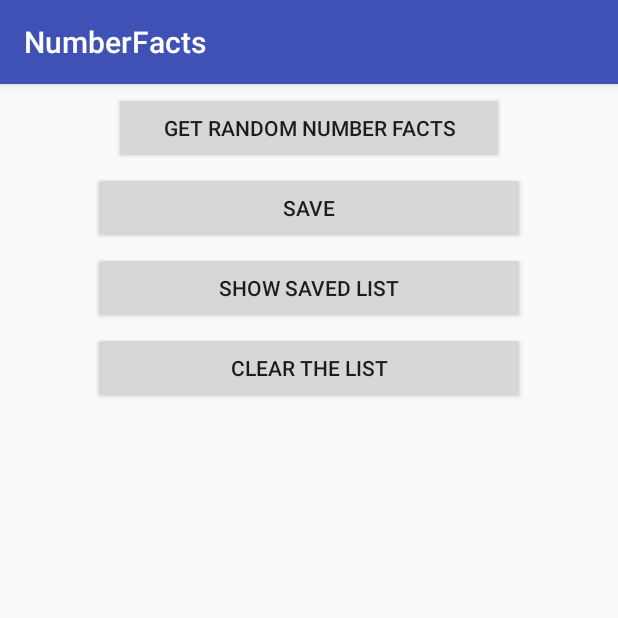
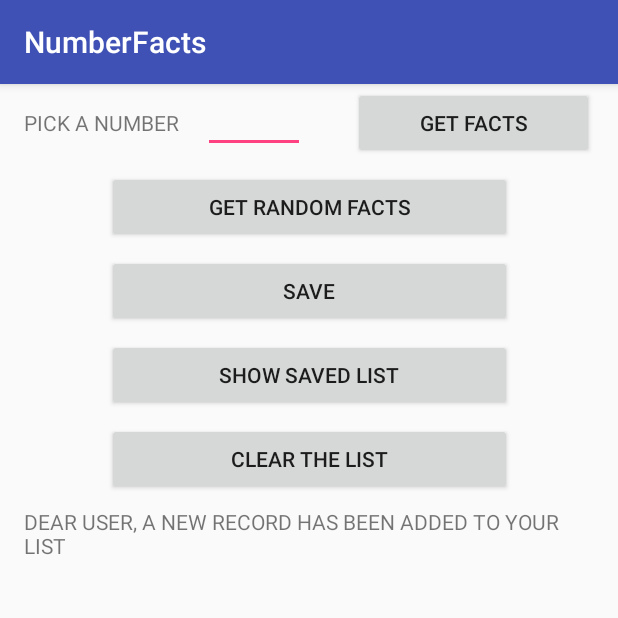
Before and after one commit to wojciechzarnowiecki/NumberFacts, an Android app: the screen it shows after launch (MainActivity), after a tap on "SAVE", on a phone screen of 412 x 824 dp, the top half of it. Run offline under Robolectric (Android 15) with nearby library versions, the phone set to English and light mode, and no system bars; 2 other taps on this screen came first.

Commit message:
type a number feature commit

```diff
--- a/app/src/main/java/wojtek/justyna/numberfacts/MainActivity.java
+++ b/app/src/main/java/wojtek/justyna/numberfacts/MainActivity.java
@@ -8,6 +8,7 @@ import android.os.Bundle;
 import android.util.Log;
 import android.view.View;
 import android.widget.Button;
+import android.widget.EditText;
 import android.widget.TextView;
 
 import org.apache.http.HttpResponse;
@@ -51,13 +52,25 @@ public class MainActivity extends AppCompatActivity {
             }
         });
 
+        final EditText fromUser = findViewById(R.id.editNum);
+        Button getByNumber = findViewById(R.id.getFactsByNumber_button);
+
+        getByNumber.setOnClickListener(new View.OnClickListener() {
+            @Override
+            public void onClick(View view) {
+                String answer =  fromUser.getText().toString();
+                String newText = getResponse("http://numbersapi.com/"+answer);
+                result_text.setText(newText);
+            }
+        });
+
         Button button_save = findViewById(R.id.saveToDB_buton);
         button_save.setOnClickListener(new View.OnClickListener() {
             @Override
             public void onClick(View view) {
                 String displayed_text = result_text.getText().toString();
                 db.execSQL("INSERT INTO FACT VALUES('"+displayed_text+"');");
-                result_text.setText("");
+                result_text.setText("DEAR USER, A NEW RECORD HAS BEEN ADDED TO YOUR LIST");
             }
         });
 
@@ -73,7 +86,7 @@ public class MainActivity extends AppCompatActivity {
                 resultSet.moveToFirst();
 
                 if(resultSet.getCount()==0){
-                    resultOfDB.append("Dear user, the saved list is empty. Please add new records.");
+                    resultOfDB.append("DEAR USER, THE LIST IS EMPTY.\nADD NEW RECORDS WHEN READY");
                 }
 
                 do {
@@ -94,7 +107,7 @@ public class MainActivity extends AppCompatActivity {
             @Override
             public void onClick(View view) {
                 db.execSQL("DELETE FROM FACT");
-                result_text.setText("");
+                result_text.setText("DEAR USER, THE LIST IS EMPTY.\nADD NEW RECORDS.");
             }
         });
 
@@ -113,7 +126,7 @@ public class MainActivity extends AppCompatActivity {
             if (inputStream != null)
                 result = convertInputStreamToString(inputStream);
             else
-                result = "Did not work!";
+                result = "DID NOT WORK!";
 
         } catch (Exception e) {
             Log.d("InputStream", e.getMessage());
--- a/app/src/main/res/layout/activity_main.xml
+++ b/app/src/main/res/layout/activity_main.xml
@@ -12,60 +12,98 @@
         android:layout_width="0dp"
         android:layout_height="0dp"
         android:layout_marginBottom="16dp"
-        android:layout_marginEnd="22dp"
-        android:layout_marginStart="22dp"
+        android:layout_marginEnd="16dp"
+        android:layout_marginStart="16dp"
+        android:layout_marginTop="8dp"
         android:text=""
         app:layout_constraintBottom_toBottomOf="parent"
         app:layout_constraintEnd_toEndOf="parent"
+        app:layout_constraintHorizontal_bias="0.0"
+        app:layout_constraintLeft_toLeftOf="parent"
+        app:layout_constraintRight_toRightOf="parent"
         app:layout_constraintStart_toStartOf="parent"
-        app:layout_constraintTop_toBottomOf="@+id/getFacts_button" />
+        app:layout_constraintTop_toBottomOf="@+id/clearDB_button"
+        app:layout_constraintVertical_bias="1.0" />
 
     <Button
         android:id="@+id/getFacts_button"
-        android:layout_width="260dp"
+        android:layout_width="270dp"
         android:layout_height="wrap_content"
-        android:layout_marginBottom="166dp"
-        android:layout_marginTop="5dp"
-        android:text="GET RANDOM NUMBER FACTS"
-        app:layout_constraintBottom_toTopOf="@+id/text_result"
+        android:layout_marginTop="8dp"
+        android:text="GET RANDOM FACTS"
         app:layout_constraintLeft_toLeftOf="parent"
         app:layout_constraintRight_toRightOf="parent"
-        app:layout_constraintTop_toTopOf="parent" />
+        app:layout_constraintTop_toBottomOf="@+id/getFactsByNumber_button" />
 
     <Button
         android:id="@+id/clearDB_button"
-        android:layout_width="0dp"
+        android:layout_width="270dp"
         android:layout_height="wrap_content"
-        android:layout_marginEnd="62dp"
-        android:layout_marginStart="62dp"
-        android:layout_marginTop="5dp"
+        android:layout_marginTop="8dp"
         android:text="CLEAR THE LIST"
         app:layout_constraintEnd_toEndOf="parent"
+        app:layout_constraintLeft_toLeftOf="parent"
+        app:layout_constraintRight_toRightOf="parent"
         app:layout_constraintStart_toStartOf="parent"
         app:layout_constraintTop_toBottomOf="@+id/showDB_button" />
 
     <Button
         android:id="@+id/saveToDB_buton"
-        android:layout_width="0dp"
+        android:layout_width="270dp"
         android:layout_height="wrap_content"
-        android:layout_marginEnd="62dp"
-        android:layout_marginStart="62dp"
-        android:layout_marginTop="5dp"
+        android:layout_marginTop="8dp"
         android:text="SAVE"
         app:layout_constraintEnd_toEndOf="parent"
+        app:layout_constraintLeft_toLeftOf="parent"
+        app:layout_constraintRight_toRightOf="parent"
         app:layout_constraintStart_toStartOf="parent"
         app:layout_constraintTop_toBottomOf="@+id/getFacts_button" />
 
     <Button
         android:id="@+id/showDB_button"
-        android:layout_width="0dp"
+        android:layout_width="270dp"
         android:layout_height="wrap_content"
-        android:layout_marginEnd="62dp"
-        android:layout_marginStart="62dp"
-        android:layout_marginTop="5dp"
+        android:layout_marginTop="8dp"
         android:text="SHOW SAVED LIST"
         app:layout_constraintEnd_toEndOf="parent"
+        app:layout_constraintLeft_toLeftOf="parent"
+        app:layout_constraintRight_toRightOf="parent"
         app:layout_constraintStart_toStartOf="parent"
         app:layout_constraintTop_toBottomOf="@+id/saveToDB_buton" />
 
+    <TextView
+        android:id="@+id/pickAnum"
+        android:layout_width="0dp"
+        android:layout_height="41dp"
+        android:layout_marginStart="16dp"
+        android:layout_marginTop="16dp"
+        android:text="PICK A NUMBER"
+        app:layout_constraintStart_toStartOf="parent"
+        app:layout_constraintTop_toTopOf="parent" />
+
+    <EditText
+        android:id="@+id/editNum"
+        android:layout_width="68dp"
+        android:layout_height="wrap_content"
+        android:layout_marginEnd="16dp"
+        android:layout_marginStart="16dp"
+        android:ems="10"
+        android:inputType="textPersonName"
+        android:textSize="14sp"
+        app:layout_constraintBaseline_toBaselineOf="@+id/pickAnum"
+        app:layout_constraintEnd_toStartOf="@+id/getFactsByNumber_button"
+        app:layout_constraintStart_toEndOf="@+id/pickAnum" />
+
+    <Button
+        android:id="@+id/getFactsByNumber_button"
+        android:layout_width="0dp"
+        android:layout_height="wrap_content"
+        android:layout_marginEnd="16dp"
+        android:layout_marginStart="16dp"
+        android:text="GET FACTS"
+        app:layout_constraintBaseline_toBaselineOf="@+id/editNum"
+        app:layout_constraintEnd_toEndOf="parent"
+        app:layout_constraintStart_toEndOf="@+id/editNum" />
+
+
 </android.support.constraint.ConstraintLayout>
```
